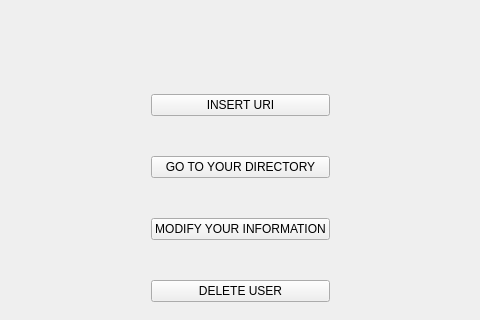
The window that GUI/SymposiumGui/home.ui (RickZack/Symposium) describes before a commit, drawn with Qt 5; both pictures show x 139 to 619 and y 0 to 320 of the 773 by 497 pixel window.
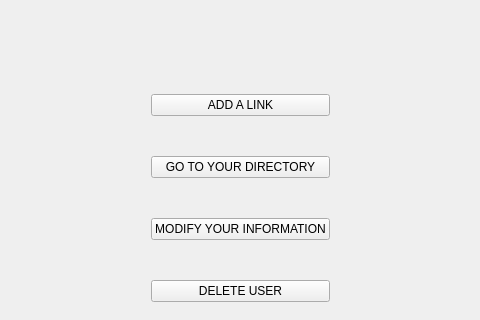
The same window after the commit.

Commit message:
GUI:choose directory
modifica della scelta di directory per aggiungere il link, messo un albero

Diff of the .ui file:
```diff
--- a/GUI/SymposiumGui/home.ui
+++ b/GUI/SymposiumGui/home.ui
@@ -40,7 +40,7 @@
      <item>
       <widget class="QPushButton" name="InsertUri">
        <property name="text">
-        <string>INSERT URI</string>
+        <string>ADD A LINK</string>
        </property>
       </widget>
      </item>
```
The commit also changes 4 other files.
